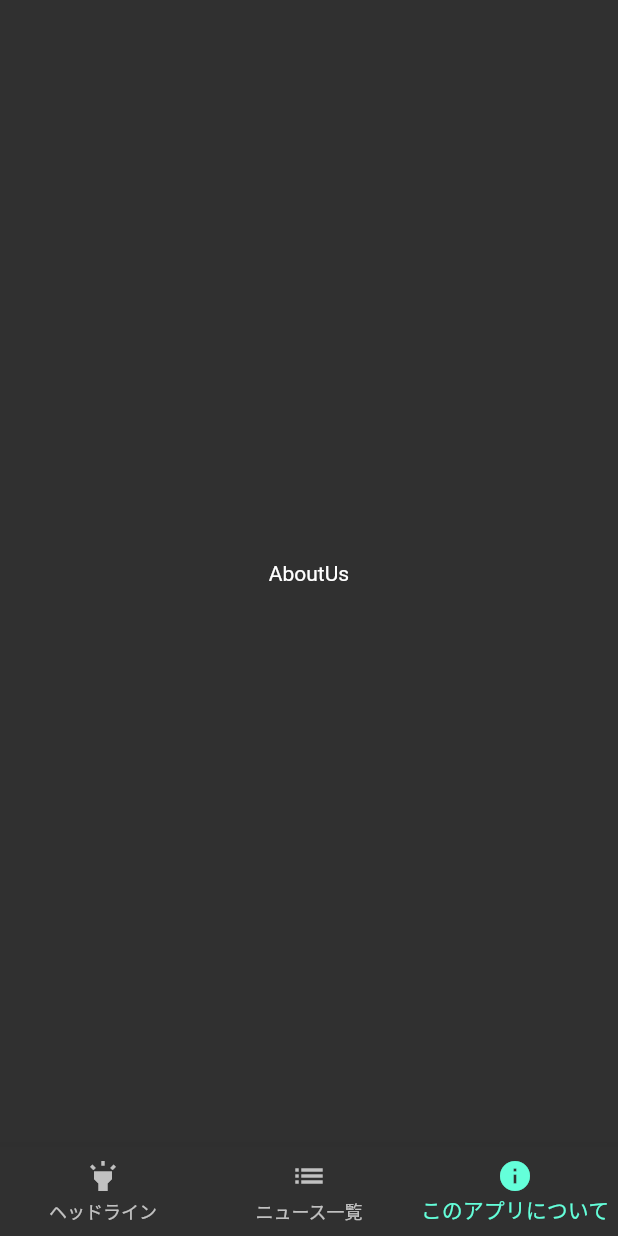
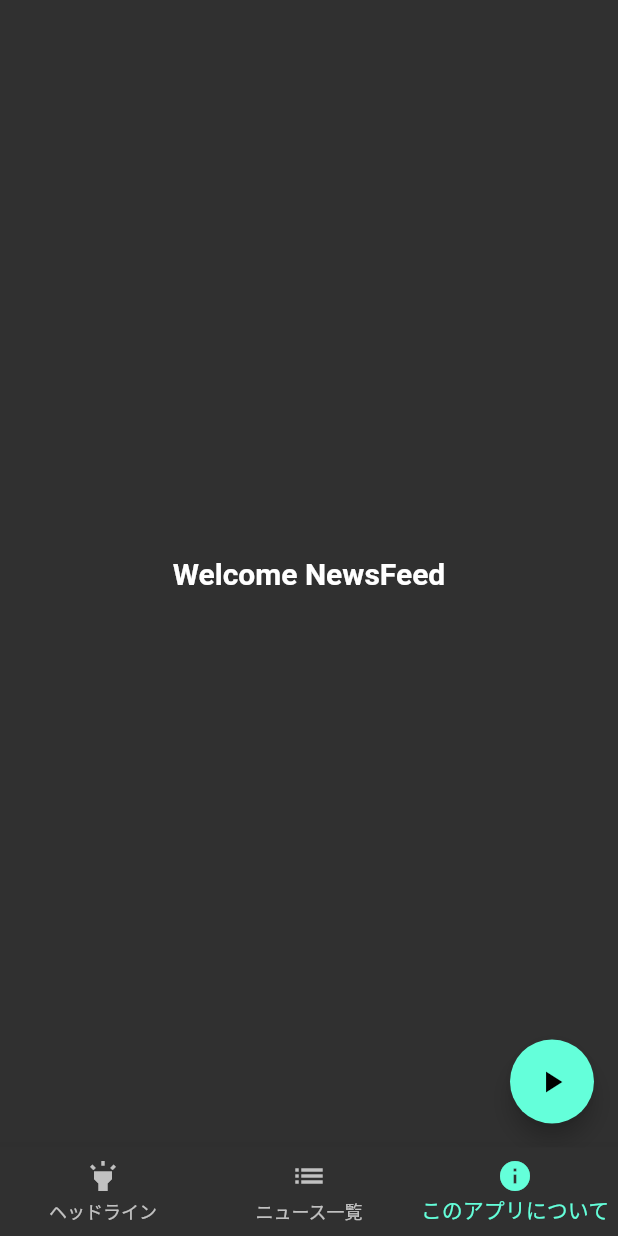
Before and after one commit to tkusumoto/newsFeed, a Flutter app: the screen it shows after launch, item 3 of the bottom bar chosen, on a phone screen of 412 x 824 dp. Run offline on Flutter 3.47's test engine with Material 2 defaults, Android fonts, the phone set to English and light mode, and no system bars; our stand-ins replace cached_network_image, flutter_hooks, freezed_annotation, hooks_riverpod, smooth_page_indicator, webview_flutter; network calls fail; Roboto replaces fonts that are missing (Bold).

Commit message:
feat: about_us page

```diff
--- a/lib/const/strings.dart
+++ b/lib/const/strings.dart
@@ -7,4 +7,6 @@ class Strings {
   static const String Refresh = "更新";
   static const String DataEmpty = "データはありません";
   static const String EmptyString = "";
+  static const String AnimationStart = "アニメーション開始";
+  static const String WelcomeApp = "Welcome NewsFeed";
 }
--- a/lib/ui/screens/pages/about_us_page.dart
+++ b/lib/ui/screens/pages/about_us_page.dart
@@ -1,17 +1,39 @@
 import 'package:flutter/material.dart';
+import 'package:flutter_hooks/flutter_hooks.dart';
 import 'package:hooks_riverpod/hooks_riverpod.dart';
+import 'package:news_feed/const/strings.dart';
 
 class AboutUsPage extends HookConsumerWidget {
   const AboutUsPage({Key? key}) : super(key: key);
 
   @override
   Widget build(BuildContext context, WidgetRef ref) {
+    final textTheme = Theme.of(context).textTheme;
+
+    final selected = useState(false);
+
     return SafeArea(
       child: Scaffold(
-        body: Container(
-          child: Center(
-            child: Text("AboutUs"),
+        floatingActionButton: FloatingActionButton(
+          tooltip: Strings.AnimationStart,
+          onPressed: () => selected.value = !selected.value,
+          child: const Icon(Icons.play_arrow),
+        ),
+        body: Center(
+          child: AnimatedContainer(
+            alignment: selected.value
+                ? Alignment.bottomCenter
+                : AlignmentDirectional.center,
+            duration: const Duration(seconds: 2),
+            curve: Curves.bounceOut,
+            child: Text(
+              Strings.WelcomeApp,
+              style: textTheme.titleLarge?.copyWith(
+                fontWeight: FontWeight.bold,
+              ),
+            ),
           ),
+          // child: Text(Strings.AppName),
         ),
       ),
     );
```
